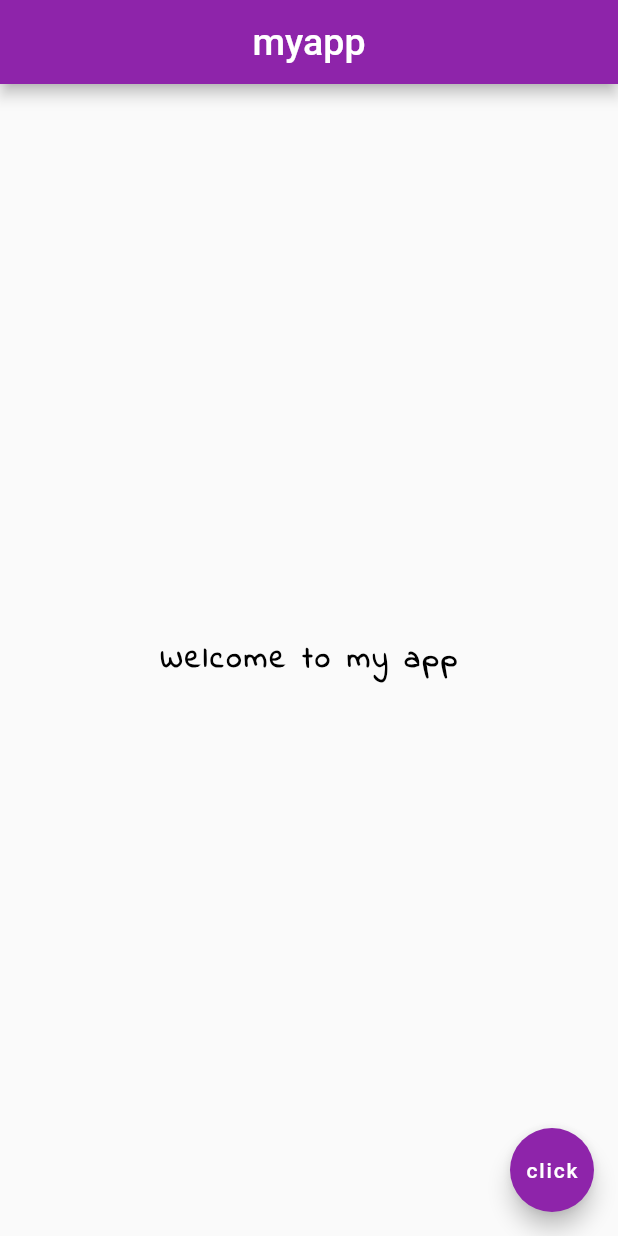
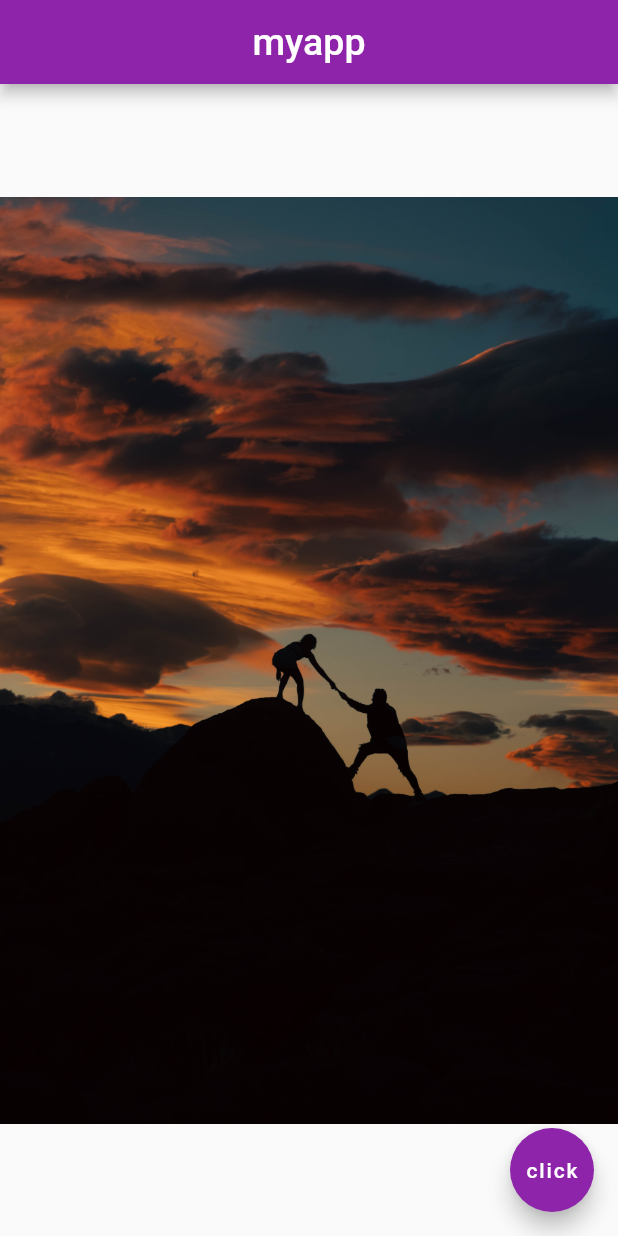
Before and after one commit to Rush-2K/flutter-tutorial, a Flutter app: the screen it shows after launch, on a phone screen of 412 x 824 dp. Run offline on Flutter 3.47's test engine with Material 2 defaults, Android fonts, the phone set to English and light mode, and no system bars.

Commit message:
add image asset

```diff
--- a/lib/main.dart
+++ b/lib/main.dart
@@ -19,16 +19,7 @@ class Home extends StatelessWidget {
         backgroundColor: Colors.purple[600],
       ),
       body: Center(
-        child: Text(
-          'Welcome to my app',
-          style: TextStyle(
-            fontSize: 20.0,
-            fontWeight: FontWeight.bold,
-            letterSpacing: 2.0,
-            color: Colors.black,
-            fontFamily: 'IndieFlower',
-          ),
-        ),
+        child: Image.asset('assets/area-2.jpg')
       ),
       floatingActionButton: FloatingActionButton(
         onPressed: () {  },
--- a/pubspec.yaml
+++ b/pubspec.yaml
@@ -59,9 +59,8 @@ flutter:
   uses-material-design: true
 
   # To add assets to your application, add an assets section, like this:
-  # assets:
-  #   - images/a_dot_burr.jpeg
-  #   - images/a_dot_ham.jpeg
+  assets:
+   - assets/
 
   # An image asset can refer to one or more resolution-specific "variants", see
   # https://flutter.dev/assets-and-images/#resolution-aware
```
Also changed, not shown: assets/area-1.jpg (added), assets/area-2.jpg (added), 1 other file.
